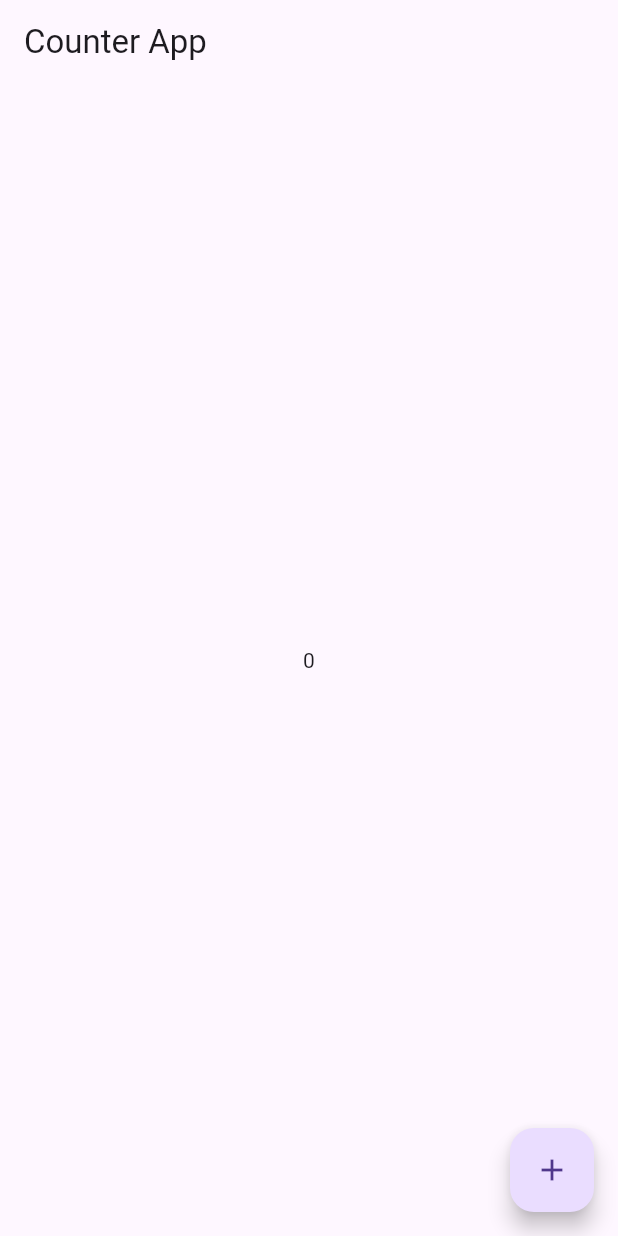
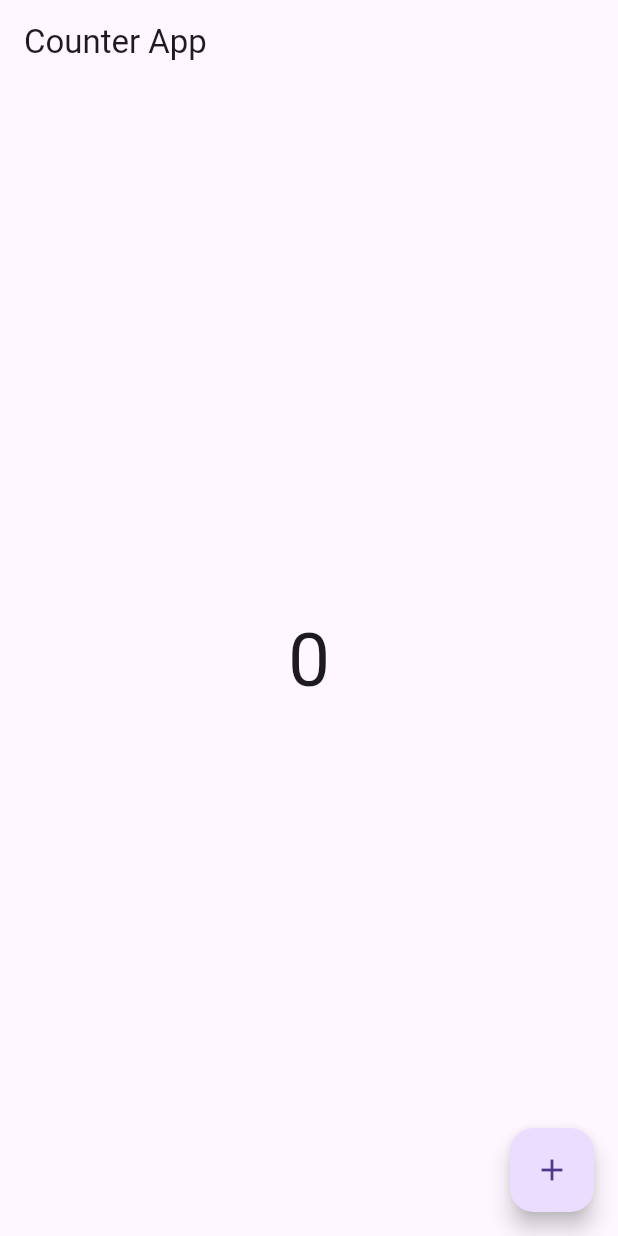
Before and after one commit to CodewithAnn/flutter-learning-provider, a Flutter app: the screen it shows after launch, on a phone screen of 412 x 824 dp. Run offline on Flutter 3.47's test engine with Material 3 defaults, Android fonts, the phone set to English and light mode, and no system bars.

Commit message:
create counter App
    - learned how to use Provider(single Provider)

```diff
--- a/flutter_provider/lib/Provider/counter_provider.dart
+++ b/flutter_provider/lib/Provider/counter_provider.dart
@@ -1,5 +1,11 @@
 import 'package:flutter/material.dart';
 
-class CounterProvider with ChangeNotifier{
+class CounterProvider with ChangeNotifier {
+  int _count = 0;
+  int get count => _count;
 
+  void setCount(){
+    _count++;
+    notifyListeners();
+  }
 }
--- a/flutter_provider/lib/Screens/counter-App/counterApp.dart
+++ b/flutter_provider/lib/Screens/counter-App/counterApp.dart
@@ -1,4 +1,6 @@
 import 'package:flutter/material.dart';
+import 'package:flutter_provider/Provider/counter_provider.dart';
+import 'package:provider/provider.dart';
 
 class CounterApp extends StatefulWidget {
   const CounterApp({super.key});
@@ -10,15 +12,26 @@ class CounterApp extends StatefulWidget {
 class _CounterAppState extends State<CounterApp> {
   @override
   Widget build(BuildContext context) {
+    final counterProvider =
+        Provider.of<CounterProvider>(context, listen: false);
     return Scaffold(
       appBar: AppBar(
         title: Text("Counter App"),
       ),
       body: Center(
-        child: Text("0"),
+        child: Consumer<CounterProvider>(
+          builder: (context, value, child) {
+            return Text(
+              value.count.toString(),
+              style: TextStyle(fontSize: 50),
+            );
+          },
+        ),
       ),
       floatingActionButton: FloatingActionButton(
-        onPressed: () {},
+        onPressed: () {
+          counterProvider.setCount();
+        },
         child: Icon(Icons.add),
       ),
     );
```
